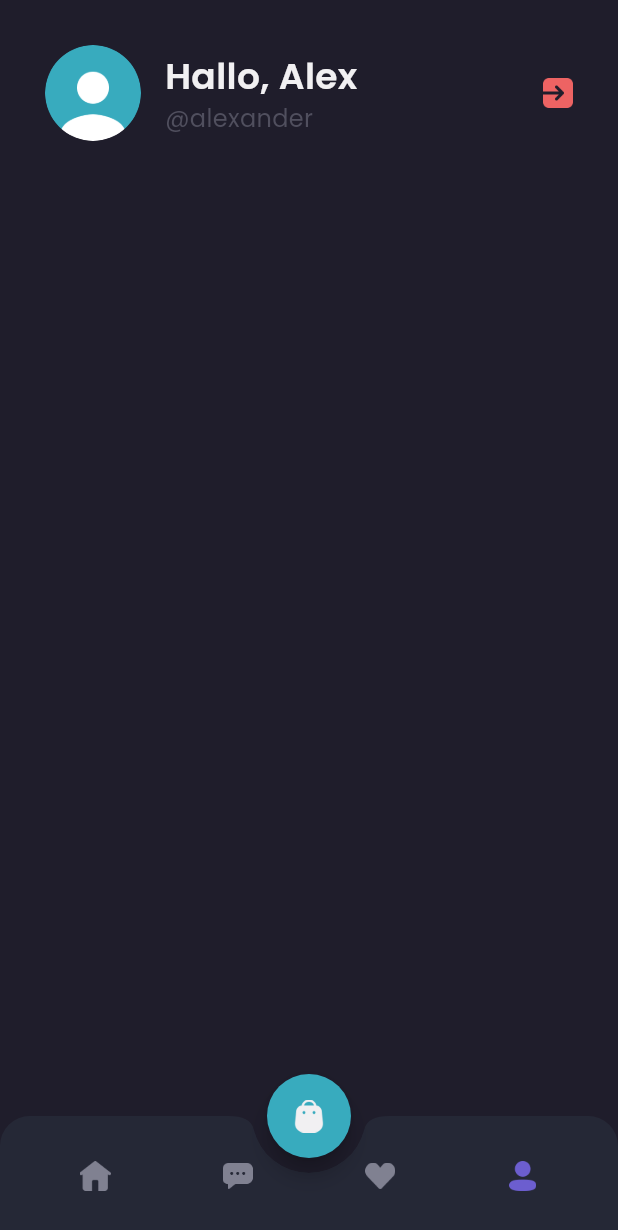
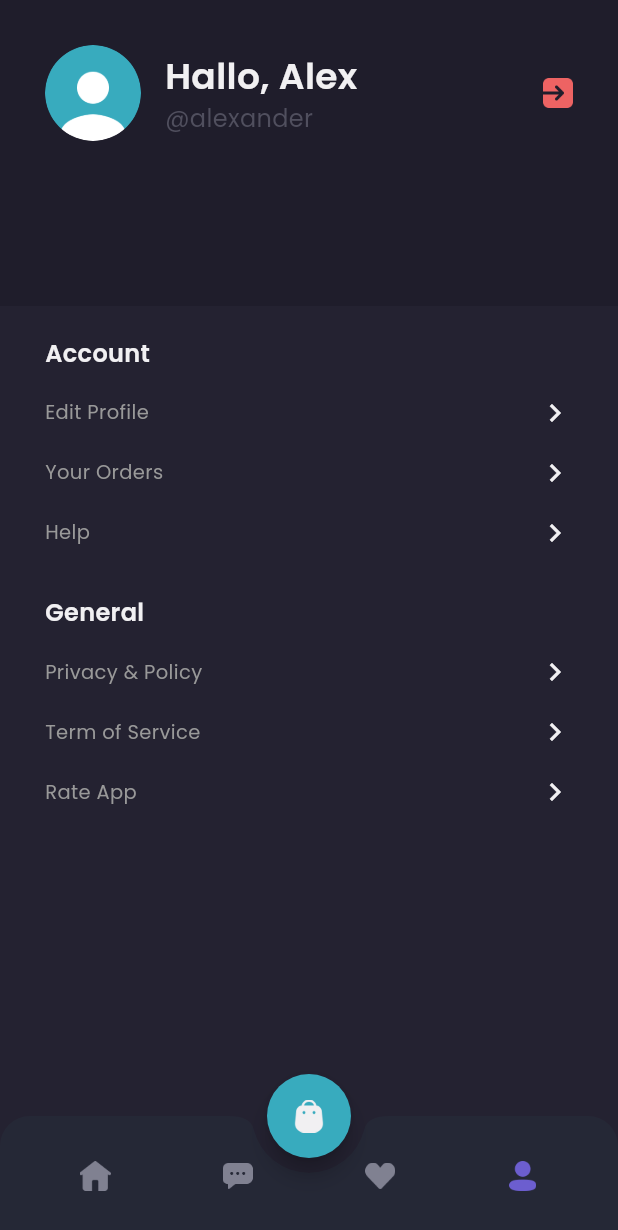
Before and after one commit to DedeSnrwn13/shamo-frontend, a Flutter app: the MainPage screen opened by its route, item 4 of the bottom bar chosen, on a phone screen of 412 x 824 dp. Shown: the top 1230 px of the screen. Run offline on Flutter 3.47's test engine with Material 3 defaults, Android fonts, the phone set to English and light mode, and no system bars; our stand-ins replace google_fonts.

Commit message:
feat: profile page content

```diff
--- a/lib/pages/home/profile_page.dart
+++ b/lib/pages/home/profile_page.dart
@@ -54,9 +54,70 @@ class ProfilePage extends StatelessWidget {
       );
     }
 
+    Widget menuItem(String text) {
+      return Container(
+        margin: const EdgeInsets.only(top: 16),
+        child: Row(
+          mainAxisAlignment: MainAxisAlignment.spaceBetween,
+          children: [
+            Text(
+              text,
+              style: secondaryTextStyle.copyWith(fontSize: 13),
+            ),
+            Icon(
+              Icons.chevron_right,
+              color: primaryTextColor,
+            ),
+          ],
+        ),
+      );
+    }
+
+    Widget content() {
+      return Expanded(
+        child: Container(
+          width: double.infinity,
+          padding: EdgeInsets.symmetric(
+            horizontal: defaultMargin,
+          ),
+          decoration: BoxDecoration(
+            color: backgroundColor3,
+          ),
+          child: Column(
+            crossAxisAlignment: CrossAxisAlignment.start,
+            children: [
+              const SizedBox(height: 20),
+              Text(
+                'Account',
+                style: primaryTextStyle.copyWith(
+                  fontSize: 16,
+                  fontWeight: semiBold,
+                ),
+              ),
+              menuItem('Edit Profile'),
+              menuItem('Your Orders'),
+              menuItem('Help'),
+              const SizedBox(height: 30),
+              Text(
+                'General',
+                style: primaryTextStyle.copyWith(
+                  fontSize: 16,
+                  fontWeight: semiBold,
+                ),
+              ),
+              menuItem('Privacy & Policy'),
+              menuItem('Term of Service'),
+              menuItem('Rate App'),
+            ],
+          ),
+        ),
+      );
+    }
+
     return Column(
       children: [
         header(),
+        content(),
       ],
     );
   }
```
